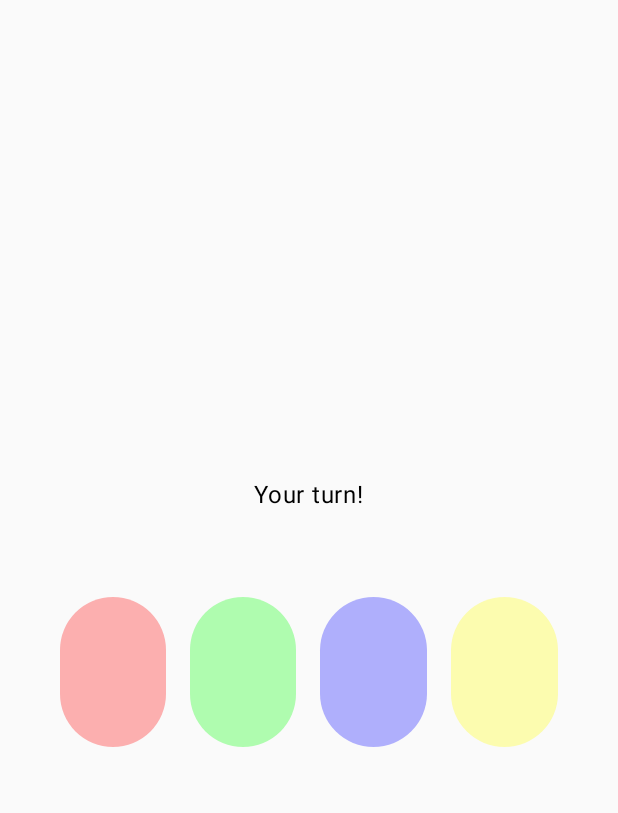
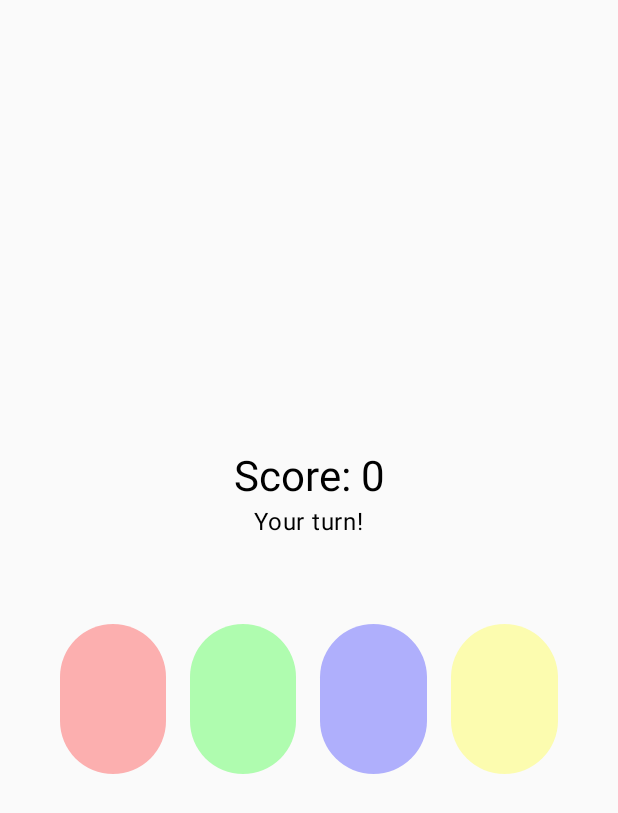
Before and after one commit to mundodigitalpro/SimonSays, an Android app built with Jetpack Compose: the screen it shows after launch (MainActivity), after a tap on "Start", on a phone screen of 412 x 824 dp. Shown: the top 813 px of the screen. Run offline under Robolectric (Android 15) with nearby library versions, the phone set to English and light mode, and no system bars.

Commit message:
Añadido Score

```diff
--- a/app/src/main/java/com/josejordan/simonsays/MainActivity.kt
+++ b/app/src/main/java/com/josejordan/simonsays/MainActivity.kt
@@ -35,8 +35,9 @@ fun SimonSaysGame() {
     var activeColor by remember { mutableStateOf(-1) }
     var gameMessage by remember { mutableStateOf("Press 'Start' to play Simon Says!") }
     var sequenceKey by remember { mutableStateOf(0) } // Agregado para forzar la recomposición
+    val colors = listOf(Color.Red, Color.Green, Color.Blue, Color.Yellow)
+    var score by remember { mutableStateOf(0) } // Variable para la puntuación
 
-    val colors = listOf(Color.Red, Color.Green, Color.Blue, Color.Yellow)
 
 // Este efecto se reinicia cada vez que 'sequenceKey' cambia y 'gameStarted' es true
     LaunchedEffect(sequenceKey, gameStarted) {
@@ -63,11 +64,13 @@ fun SimonSaysGame() {
         if (currentInput.isNotEmpty() && currentInput.size == sequence.size) {
             if (currentInput == sequence) {
                 gameMessage = "Correct! Keep going."
+                score++ // Incrementa la puntuación por secuencia correcta
                 delay(2000L) // Wait before starting the next sequence
                 currentInput = listOf()
                 sequenceKey++ // Incrementar la clave para forzar la recomposición y reiniciar la secuencia
             } else {
                 gameMessage = "Wrong sequence! Try again."
+                score = 0 // Reinicia la puntuación cuando el usuario se equivoca
                 delay(2000L)
                 gameStarted = false
                 sequence = listOf()
@@ -87,6 +90,7 @@ fun SimonSaysGame() {
         verticalArrangement = Arrangement.Center,
         horizontalAlignment = Alignment.CenterHorizontally
     ) {
+        Text(text = "Score: $score", style = MaterialTheme.typography.headlineMedium) // Mostrar la puntuación
         Text(text = gameMessage, style = MaterialTheme.typography.bodyLarge)
 
         Spacer(modifier = Modifier.height(16.dp))
@@ -108,7 +112,11 @@ fun SimonSaysGame() {
                             currentInput += index
                         }
                     },
-                    colors = ButtonDefaults.buttonColors(containerColor = if (isCurrent) color else color.copy(alpha = 0.3f)),
+                    colors = ButtonDefaults.buttonColors(
+                        containerColor = if (isCurrent) color else color.copy(
+                            alpha = 0.3f
+                        )
+                    ),
                     modifier = Modifier
                         .weight(1f)
                         .padding(8.dp)
```
